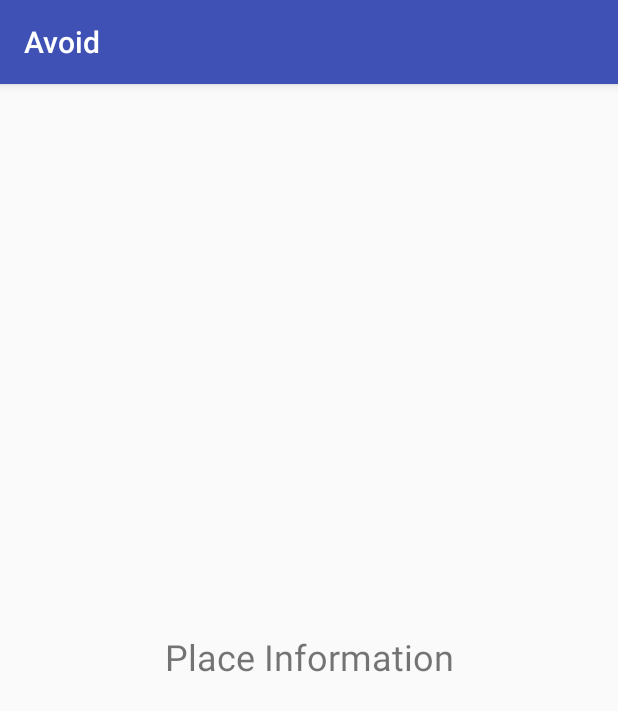
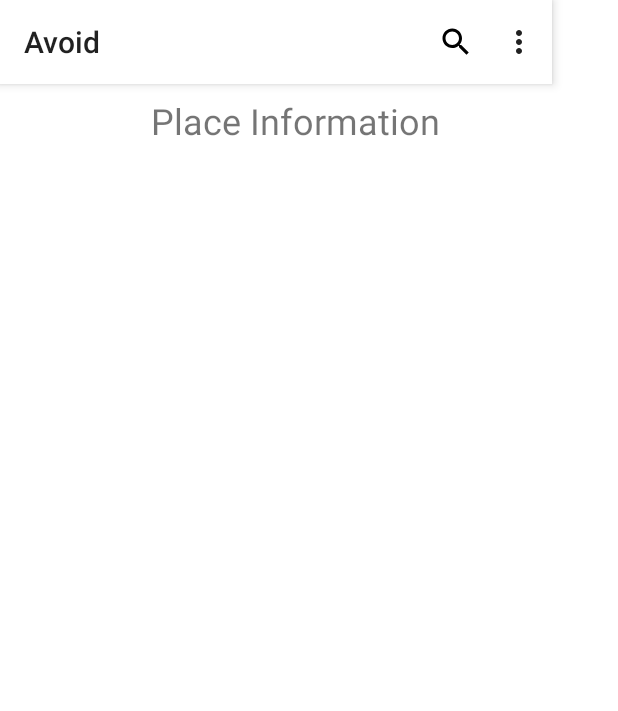
Before and after one commit to cpe305/spring2017-project-michellesfc, an Android app: the screen it shows after launch (MainActivity), on a phone screen of 412 x 824 dp. Shown: the top 711 px of the screen. Run offline under Robolectric (Android 15) with nearby library versions, the phone set to English and light mode, and no system bars; 1 statement that could not run was skipped.

Commit message:
Adding toolbar menu

```diff
--- a/app/build.gradle
+++ b/app/build.gradle
@@ -30,5 +30,6 @@ dependencies {
     compile 'com.android.support:appcompat-v7:25.3.1'
     compile 'com.android.support.constraint:constraint-layout:1.0.2'
     compile 'com.google.android.gms:play-services:10.2.1'
+    compile 'com.android.support:design:25.3.1'
     testCompile 'junit:junit:4.12'
 }
--- a/app/src/main/AndroidManifest.xml
+++ b/app/src/main/AndroidManifest.xml
@@ -8,13 +8,14 @@
         android:label="@string/app_name"
         android:roundIcon="@mipmap/ic_launcher_round"
         android:supportsRtl="true"
-        android:theme="@style/AppTheme">
+        android:theme="@style/WOW">
         <meta-data
             android:name="com.google.android.geo.API_KEY"
-            android:value="AIzaSyC2sNzHoR3n0fq1ryhxFWhM9qBlG62Q88Q"/>
+            android:value="AIzaSyC2sNzHoR3n0fq1ryhxFWhM9qBlG62Q88Q" />
         <meta-data
             android:name="com.google.android.gms.version"
             android:value="@integer/google_play_services_version" />
+
         <activity android:name=".MainActivity">
             <intent-filter>
                 <action android:name="android.intent.action.MAIN" />
@@ -22,6 +23,7 @@
                 <category android:name="android.intent.category.LAUNCHER" />
             </intent-filter>
         </activity>
+        <activity android:name=".Main2Activity" />
     </application>
 
 </manifest>
--- a/app/src/main/java/com/example/michellegu/avoid/MainActivity.java
+++ b/app/src/main/java/com/example/michellegu/avoid/MainActivity.java
@@ -3,11 +3,18 @@ package com.example.michellegu.avoid;
 import android.content.Intent;
 import android.content.res.Resources;
 import android.net.Uri;
+import android.os.Build;
+import android.support.v4.app.FragmentTransaction;
+import android.support.v7.app.ActionBar;
 import android.support.v7.app.AppCompatActivity;
 import android.os.Bundle;
+import android.support.v7.widget.Toolbar;
 import android.text.Html;
 import android.text.Spanned;
-import android.util.Log;
+import android.view.Menu;
+import android.view.MenuItem;
+import android.view.View;
+import android.view.WindowManager;
 import android.widget.TextView;
 
 import com.google.android.gms.common.GooglePlayServicesNotAvailableException;
@@ -20,7 +27,7 @@ public class MainActivity extends AppCompatActivity {
 
     int PLACE_AUTOCOMPLETE_REQUEST_CODE = 1;
     private TextView mPlaceDetailsText;
-
+    Intent intent = null;
     @Override
     protected void onCreate(Bundle savedInstanceState) {
         super.onCreate(savedInstanceState);
@@ -28,16 +35,23 @@ public class MainActivity extends AppCompatActivity {
 
         mPlaceDetailsText = (TextView) findViewById(R.id.placeTextView);
 
+
+        Toolbar myToolbar = (Toolbar) findViewById(R.id.my_toolbar);
+        setSupportActionBar(myToolbar);
+
+
+
+
         try {
-            Intent intent =
-                    new PlaceAutocomplete.IntentBuilder(PlaceAutocomplete.MODE_OVERLAY)
-                            .build(this);
-            startActivityForResult(intent, PLACE_AUTOCOMPLETE_REQUEST_CODE);
+            intent = new PlaceAutocomplete.IntentBuilder(PlaceAutocomplete.MODE_OVERLAY)
+                    .build(this);
         } catch (GooglePlayServicesRepairableException e) {
             // TODO: Handle the error.
         } catch (GooglePlayServicesNotAvailableException e) {
             // TODO: Handle the error.
         }
+
+
     }
 
     @Override
@@ -48,11 +62,9 @@ public class MainActivity extends AppCompatActivity {
                 mPlaceDetailsText.setText(formatPlaceDetails(getResources(), place.getName(),
                         place.getId(), place.getAddress(), place.getPhoneNumber(),
                         place.getWebsiteUri()));
-                //Log.i(TAG, "Place: " + place.getName());
             } else if (resultCode == PlaceAutocomplete.RESULT_ERROR) {
                 Status status = PlaceAutocomplete.getStatus(this, data);
                 // TODO: Handle the error.
-                //Log.i(TAG, status.getStatusMessage());
 
             } else if (resultCode == RESULT_CANCELED) {
                 // The user canceled the operation.
@@ -67,5 +79,36 @@ public class MainActivity extends AppCompatActivity {
                 websiteUri));
 
     }
+    @Override
+    public boolean onCreateOptionsMenu(Menu menu) {
+        super.onCreateOptionsMenu(menu);
+
+        getMenuInflater().inflate(R.menu.menu_main, menu);
+
+
+        return true;
+    }
+
+    @Override
+    public boolean onOptionsItemSelected(MenuItem item) {
+        switch (item.getItemId()) {
+            case R.id.action_settings:
+                System.out.println("settings clicked");
+                Intent nextActivity = new Intent(this, Main2Activity.class);
+                startActivity(nextActivity);
+                // User chose the "Settings" item, show the app settings UI...
+                return true;
+            case R.id.app_bar_search:
+                startActivityForResult(intent, PLACE_AUTOCOMPLETE_REQUEST_CODE);
+                System.out.println("search clicked");
+                return true;
+            default:
+                System.out.println(" clicked");
+                // If we got here, the user's action was not recognized.
+                // Invoke the superclass to handle it.
+                return super.onOptionsItemSelected(item);
+
+        }
+    }
 
 }
--- /dev/null
+++ b/app/src/main/res/drawable/ic_search_black_24dp.xml
@@ -0,0 +1,9 @@
+<vector xmlns:android="http://schemas.android.com/apk/res/android"
+        android:width="24dp"
+        android:height="24dp"
+        android:viewportWidth="24.0"
+        android:viewportHeight="24.0">
+    <path
+        android:fillColor="#FF000000"
+        android:pathData="M15.5,14h-0.79l-0.28,-0.27C15.41,12.59 16,11.11 16,9.5 16,5.91 13.09,3 9.5,3S3,5.91 3,9.5 5.91,16 9.5,16c1.61,0 3.09,-0.59 4.23,-1.57l0.27,0.28v0.79l5,4.99L20.49,19l-4.99,-5zM9.5,14C7.01,14 5,11.99 5,9.5S7.01,5 9.5,5 14,7.01 14,9.5 11.99,14 9.5,14z"/>
+</vector>
--- a/app/src/main/res/layout/activity_main.xml
+++ b/app/src/main/res/layout/activity_main.xml
@@ -10,14 +10,25 @@
         android:id="@+id/placeTextView"
         android:layout_width="wrap_content"
         android:layout_height="wrap_content"
-        android:layout_marginBottom="8dp"
         android:text="Place Information"
         android:textSize="24sp"
-        app:layout_constraintBottom_toBottomOf="parent"
-        app:layout_constraintHorizontal_bias="0.501"
         app:layout_constraintLeft_toLeftOf="parent"
         app:layout_constraintRight_toRightOf="parent"
-        app:layout_constraintTop_toTopOf="parent"
-        app:layout_constraintVertical_bias="0.502" />
+        app:layout_constraintHorizontal_bias="0.458"
+        android:layout_marginTop="8dp"
+        app:layout_constraintTop_toBottomOf="@+id/my_toolbar" />
+
+    <android.support.v7.widget.Toolbar
+        android:id="@+id/my_toolbar"
+        android:layout_width="368dp"
+        android:layout_height="56dp"
+        android:background="@color/statusBar"
+        android:elevation="4dp"
+        android:theme="@style/ThemeOverlay.AppCompat.ActionBar"
+        app:popupTheme="@style/ThemeOverlay.AppCompat.Light"
+        tools:layout_editor_absoluteY="0dp"
+        tools:layout_editor_absoluteX="0dp" />
+
+
 
 </android.support.constraint.ConstraintLayout>
--- /dev/null
+++ b/app/src/main/res/menu/menu_main.xml
@@ -0,0 +1,16 @@
+<?xml version="1.0" encoding="utf-8"?>
+<menu xmlns:app="http://schemas.android.com/apk/res-auto"
+    xmlns:android="http://schemas.android.com/apk/res/android">
+    <!-- "Mark Favorite", should appear as action button if possible -->
+    <item
+        android:id="@+id/app_bar_search"
+        android:actionViewClass="android.widget.SearchView"
+        android:icon="@drawable/ic_search_black_24dp"
+        android:title="Search"
+        app:showAsAction="always" />
+
+    <!-- Settings, should always be in the overflow -->
+    <item android:id="@+id/action_settings"
+        android:title="@string/action_settings"
+        app:showAsAction="never"/>
+</menu>
--- /dev/null
+++ b/app/src/main/res/values-v21/styles.xml
@@ -0,0 +1,12 @@
+<?xml version="1.0" encoding="utf-8"?>
+<resources>
+
+    <style name="WOW" parent="Theme.AppCompat.Light.NoActionBar">
+        <item name="colorAccent">@color/primaryColor</item>
+        <item name="android:navigationBarColor">@android:color/black</item>
+        <item name="android:colorBackground">@color/background_material_light</item>
+        <item name="android:textColorPrimaryInverse">@color/primary_text_material_dark</item>
+        <item name="android:textColorSecondary">@color/secondary_text_material_light</item>
+        <item name="android:statusBarColor">@android:color/black</item>
+    </style>
+</resources>
--- /dev/null
+++ b/app/src/main/res/values-w820dp/dimens.xml
@@ -0,0 +1,6 @@
+<resources>
+    <!-- Example customization of dimensions originally defined in res/values/dimens.xml
+         (such as screen margins) for screens with more than 820dp of available width. This
+         would include 7" and 10" devices in landscape (~960dp and ~1280dp respectively). -->
+    <dimen name="activity_horizontal_margin">64dp</dimen>
+</resources>
--- a/app/src/main/res/values/colors.xml
+++ b/app/src/main/res/values/colors.xml
@@ -3,4 +3,17 @@
     <color name="colorPrimary">#3F51B5</color>
     <color name="colorPrimaryDark">#303F9F</color>
     <color name="colorAccent">#FF4081</color>
+
+
+
+    <color name="background">#FFFFFF</color>
+    <color name="statusBar">#FFFFFF</color>
+    <color name="textColor">#FFFFFF</color>
+    <color name="tabUnderline">#000000</color>
+    <color name="primaryColor">#C1F7F7</color>
+    <color name="primary_material_light">#ffffff</color>
+    <color name="background_material_light">#ffffff</color>
+    <color name="primary_text_material_dark">#000000</color>
+    <color name="secondary_text_material_light">#000000</color>
+
 </resources>
--- a/app/src/main/res/values/strings.xml
+++ b/app/src/main/res/values/strings.xml
@@ -14,4 +14,7 @@
         Website: %5$s
     ]]>
     </string>
+    <string name="title_activity_main3">Main3Activity</string>
+    <string name="action_settings">Settings</string>
+    <string name="section_format">Hello World from section: %1$d</string>
 </resources>
```
Also changed, not shown: app/src/main/java/com/example/michellegu/avoid/Main2Activity.java (added, +15 -0 lines), app/src/main/res/layout/activity_main2.xml (added, +16 -0 lines), app/src/main/res/values/dimens.xml (added, +7 -0 lines), app/src/main/res/values/styles.xml (+10 -0 lines).
